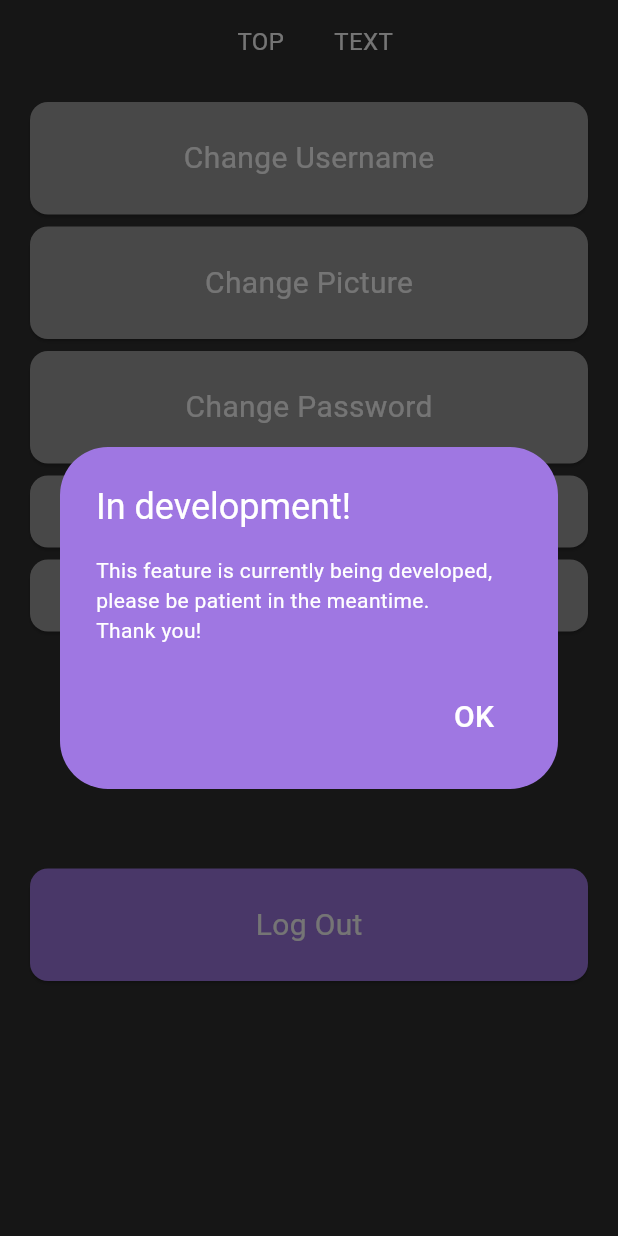
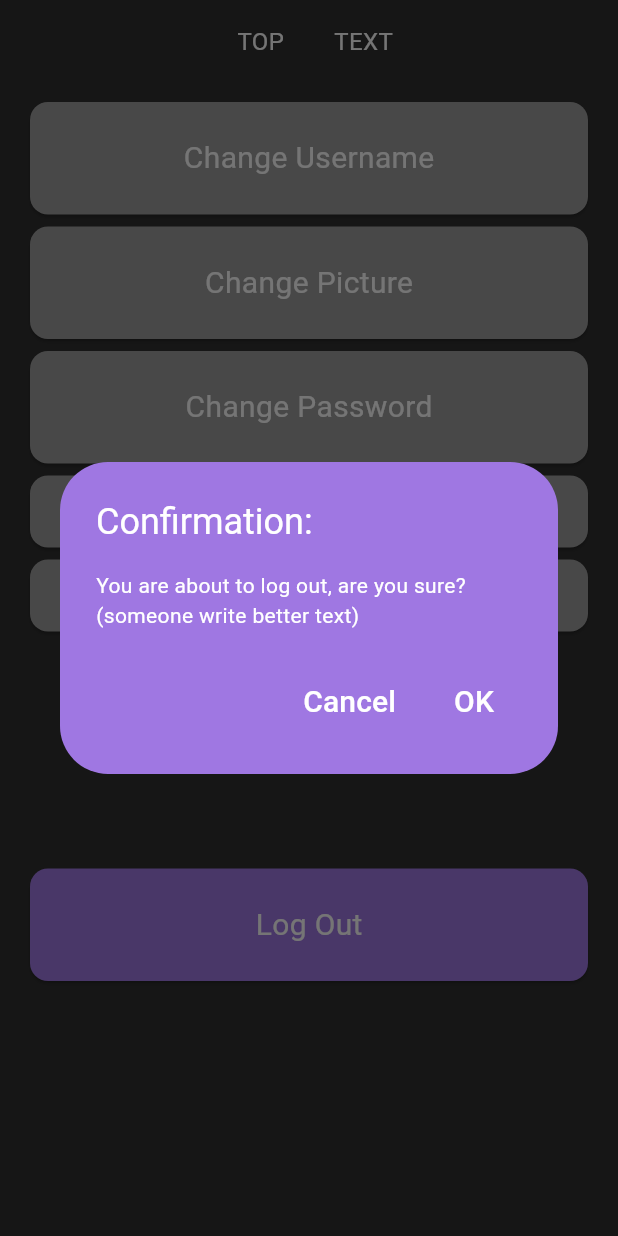
Before and after one commit to samiul123/mindquest, a Flutter app: the SettingsScreen screen opened directly, after a tap on "Log Out", on a phone screen of 412 x 824 dp. Run offline on Flutter 3.47's test engine with Material 3 defaults, Android fonts, the phone set to English and light mode, and no system bars; our stand-ins replace charts_flutter, flutter_dotenv, flutter_secure_storage; accounts and stored records are empty.

Commit message:
Added a confimation to the logout button and set up infrastructure for the logout/database functionality

```diff
--- a/frontend/lib/settings.dart
+++ b/frontend/lib/settings.dart
@@ -2,11 +2,13 @@ import 'dart:async';
 import 'dart:convert';
 
 import 'package:flutter/material.dart';
+import 'package:flutter_dotenv/flutter_dotenv.dart';
+import 'package:frontend/utils.dart';
+import 'package:http/http.dart' as http;
+
 import 'package:frontend/globals.dart' as globals;
 
-// import 'package:flutter_dotenv/flutter_dotenv.dart';
-import 'package:frontend/utils.dart';
-// import 'package:http/http.dart' as http;
+import 'login_screen.dart';
 
 class SettingsScreen extends StatefulWidget {
   const SettingsScreen({super.key});
@@ -16,6 +18,9 @@ class SettingsScreen extends StatefulWidget {
 }
 
 class _SettingsScreenState extends State<SettingsScreen> {
+
+  bool loggingOut = false, cancelLogout = false;
+
   @override
   void initState() {
     super.initState();
@@ -50,9 +55,62 @@ class _SettingsScreenState extends State<SettingsScreen> {
   }
 
 
+  Future<dynamic> handleLogout(BuildContext context) async {
+    String apiUrl = '${dotenv.env["BASE_URL"]}/trivia/submit';
+    Map<String, String> headers = {'Content-Type': 'application/json'};
+    final response = await http.post(Uri.parse(apiUrl),
+        body: jsonEncode({
+          'username': 'sa001',
+        }),
+        headers: headers);
+    if (response.statusCode == 200) {
+      setState(() {
+        // Navigate back to the log in page
+        Navigator.push(context, MaterialPageRoute(builder: (context) => const LoginScreen()));
+      });
+    } else {
+      throw Exception('Failed to submit');
+    }
+  }
+
+  void logoutConfirm(BuildContext context){
+    loggingOut = true;
+    cancelLogout = false;
+    Navigator.pop(context, 'OK');
+    Navigator.push(
+        context,
+        MaterialPageRoute(builder: (context) => const LoginScreen()));
+  }
+  void logoutCancel(BuildContext context){
+    loggingOut = false;
+    cancelLogout = true;
+    Navigator.pop(context, 'Cancel');
+  }
+  // Function to return an AlertDialog to get a confirmation to log out
+  AlertDialog confirmLogout(BuildContext context){
+    return AlertDialog(
+      title: const Text('Confirmation:', style: TextStyle(color: Colors.white)),
+      content: const Text('You are about to log out, are you sure? (someone write better text)', style: TextStyle(color: Colors.white)),
+      backgroundColor: CustomColor.purple,
+      shape: const RoundedRectangleBorder(borderRadius: BorderRadius.all(Radius.circular(32.0))),
+      actions: <Widget>[
+        TextButton(
+          onPressed: () => logoutCancel(context),
+          child: const Text('Cancel', style: TextStyle(color: Colors.white, fontSize: 20),),
+        ),
+        TextButton(
+          onPressed: () => logoutConfirm(context),
+          child: const Text('OK', style: TextStyle(color: Colors.white, fontSize: 20),),
+        ),
+      ],
+    );
+  }
+
 
   @override
   Widget build(BuildContext context) {
+    loggingOut = false;
+    cancelLogout = false;
     // This gets the WIP (Work In Progress) Alert Dialogue from globals.dart
     AlertDialog workInProgressAlert = globals.getWIPAlert(context);
 
@@ -198,10 +256,17 @@ class _SettingsScreenState extends State<SettingsScreen> {
                           flex: 1,
                           child: InkWell(
                             onTap: () {
+                              // Handle log out (add confirm button?):
+                              //handleLogout(context);
+                              //Temporary:
+                              // Navigate back to the log in page
                               showDialog<String>(
                                 context: context,
-                                builder: (BuildContext context) => workInProgressAlert,
+                                builder: (BuildContext context) => confirmLogout(context),
                               );
+
+                              loggingOut = false;
+                              cancelLogout = false;
                             },
                             child: const Card(
                                 color: CustomColor.purple,
@@ -243,74 +308,7 @@ class _SettingsScreenState extends State<SettingsScreen> {
                       //   // )
                       // ),
                       // const SizedBox(height: 10),
-                      /*
-                      Flexible(
-                          flex: 2,
-                          child: InkWell(
-                            onTap: () {
-                              setState(() {
-                                //selectedAnswer = 'C';
-                              });
-                            },
-                            child: Card(
-                                color: Colors.grey,
-                                child: Center(
-                                    child: Text(
-                                      "TEXT_3",
-                                      style: const TextStyle(color: Colors.white),
-                                      // fontSize: 24
-                                    ))),
-                          )),
-                      const SizedBox(height: 10),
-                      Flexible(
-                          flex: 2,
-                          child: InkWell(
-                            onTap: () {
-                              setState(() {
-                                //selectedAnswer = 'D';
-                              });
-                            },
-                            child: Card(
-                                color: Colors.grey,
-                                child: Center(
-                                    child: Text(
-                                      "TEXT_4",
-                                      style: const TextStyle(color: Colors.white),
-                                      // fontSize: 24
-                                    ))),
-                          )),
-                      const SizedBox(height: 40),
-                      Expanded(
-                          flex: 2,
-                          child: InkWell(
-                              onTap: () {
-                                setState(() {
-                                  //
-                                });
-                              },
-                              child: const Card(
-                                color: CustomColor.purple,
-                                child: Center(
-                                  child: Padding(
-                                    padding: EdgeInsets.all(16.0),
-                                    child: Row(
-                                      children: [
-                                        Spacer(),
-                                        Text(
-                                          'Next',
-                                          style: TextStyle(
-                                              color: Colors.white,
-                                              fontSize: 24),
-                                        ),
-                                        Spacer(),
-                                        Icon(Icons.arrow_forward,
-                                            color: Colors.white),
-                                      ],
-                                    ),
-                                  ),
-                                ),
-                              )))
-*/
-                    ]))));
+                    ]
+                ))));
   }
 }
```
Also changed, not shown: frontend/lib/globals.dart (line endings or trailing spaces).
